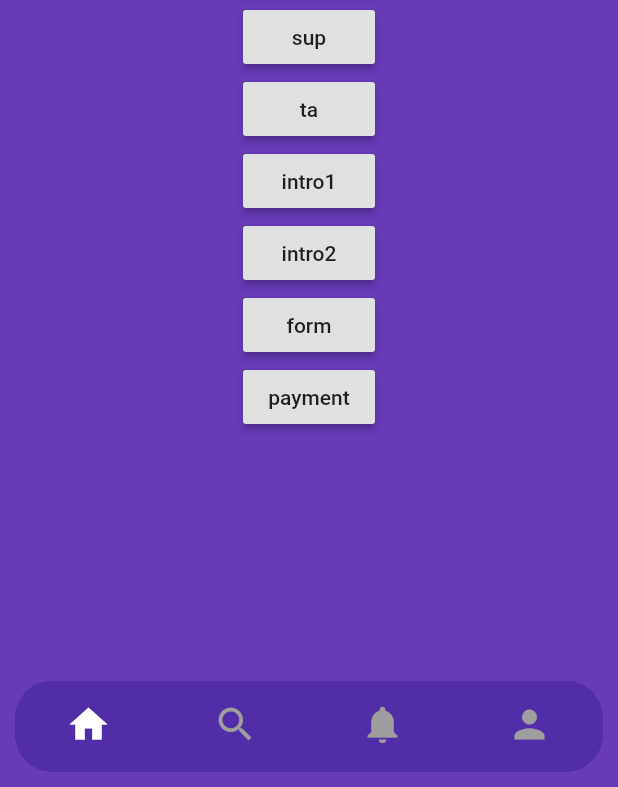
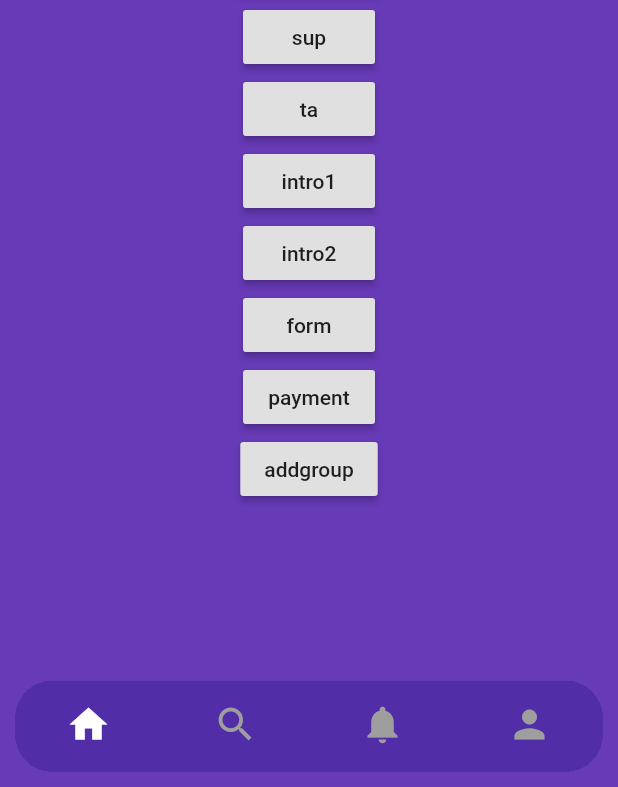
Before and after one commit to minanayernia/workshop, a Flutter app: the MyHomePage screen opened by its route, on a phone screen of 412 x 824 dp, the part 449-1236 px from its top. Run offline on Flutter 3.47's test engine with Material 2 defaults, Android fonts, the phone set to English and light mode, and no system bars; our stand-ins replace curved_navigation_bar.

Commit message:
addgroup...

```diff
--- a/lib/main.dart
+++ b/lib/main.dart
@@ -1,9 +1,12 @@
+// import 'dart:js';
+
 // import 'dart:js';
 
 import 'package:flutter/foundation.dart';
 import 'package:flutter/material.dart';
 import 'package:curved_navigation_bar/curved_navigation_bar.dart';
 import 'package:workshop/screens/Workshop-details-TA.dart';
+import 'package:workshop/screens/addGroup.dart';
 import 'package:workshop/screens/form.dart';
 import 'package:workshop/screens/intro1.dart';
 import 'package:workshop/screens/intro2.dart';
@@ -52,6 +55,7 @@ class MyApp extends StatelessWidget {
         '/intro2' : (context) => SecondIntroPage(),
         '/form' : (context) => FormPage() ,
         '/payment' : (context) => PaymentPage(),
+        '/addGroup' : (context) =>AddGroupPage(),
       }
       ,
     );
--- a/lib/screens/home.dart
+++ b/lib/screens/home.dart
@@ -88,6 +88,14 @@ class _MinaState extends State<Mina> {
                 Navigator.pushNamed(context, '/payment');
               }),
 
+              RaisedButton(
+              child: Text('addgroup'),
+              onPressed: () {
+                // Navigator.pop(context);
+                // Navigator.pushNamed(context, '/home');
+                Navigator.pushNamed(context, '/addGroup');
+              }),
+
 
         ],
       )),
```
Also changed, not shown: lib/screens/addGroup.dart (+25 -0 lines).
